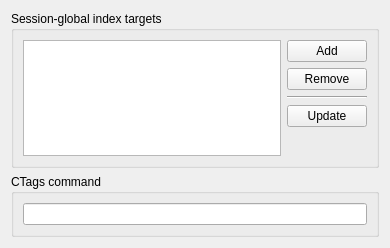
First picture: the form in addons/kate/kate-ctags/CTagsGlobalConfig.ui, repository KDE/kate, before the edit.
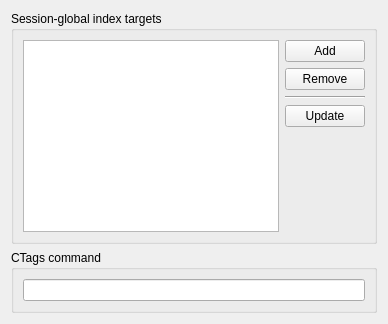
Second picture: the form after the edit. Custom widgets are drawn as their Qt base class.

Commit message: remove useless geometry property from some UI files

```diff
--- a/addons/kate/kate-ctags/CTagsGlobalConfig.ui
+++ b/addons/kate/kate-ctags/CTagsGlobalConfig.ui
@@ -2,14 +2,6 @@
 <ui version="4.0">
  <class>CTagsGlobalConfig</class>
  <widget class="QWidget" name="CTagsGlobalConfig">
-  <property name="geometry">
-   <rect>
-    <x>0</x>
-    <y>0</y>
-    <width>390</width>
-    <height>248</height>
-   </rect>
-  </property>
   <layout class="QVBoxLayout" name="verticalLayout_2">
    <item>
     <widget class="QGroupBox" name="groupBox">
```
The commit also changes 22 other files.
